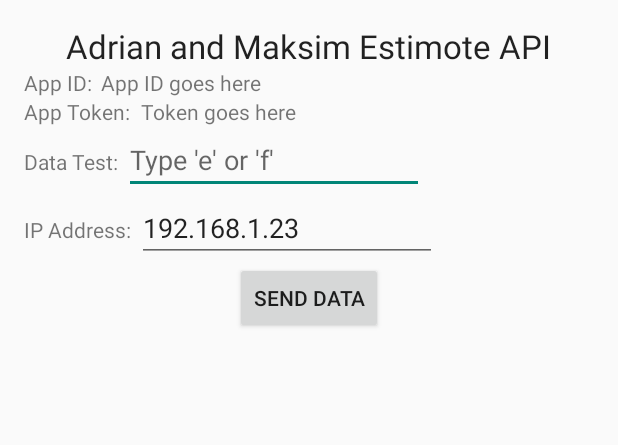
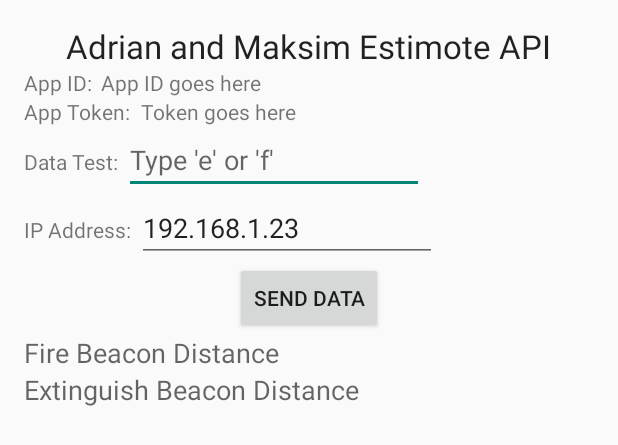
Before and after one commit to adriantodorov/EstimoteToUnityAPI, an Android app: the layout activity_main.xml on its own in the app's theme, with its tools: preview values and no code run, on a phone screen of 412 x 824 dp. Shown: the top 445 px of the screen. Run offline under Robolectric (Android 15) with nearby library versions, the phone set to English and light mode, and no system bars.

Commit message:
Added Beacon found logic.

```diff
--- a/app/src/main/res/layout/activity_main.xml
+++ b/app/src/main/res/layout/activity_main.xml
@@ -105,4 +105,18 @@
         android:id="@+id/sendDataButton"
         android:layout_gravity="center_horizontal" />
 
+    <TextView
+        android:layout_width="wrap_content"
+        android:layout_height="wrap_content"
+        android:textAppearance="?android:attr/textAppearanceMedium"
+        android:text="Fire Beacon Distance"
+        android:id="@+id/distanceFire" />
+
+    <TextView
+        android:layout_width="wrap_content"
+        android:layout_height="wrap_content"
+        android:textAppearance="?android:attr/textAppearanceMedium"
+        android:text="Extinguish Beacon Distance"
+        android:id="@+id/distanceExtinguish" />
+
 </LinearLayout>
```
Also changed, not shown: app/src/main/java/adriantodorov/estimotetounityapi/MainActivity.java (+131 -16 lines), app/src/main/java/adriantodorov/estimotetounityapi/MyApplication.java (+6 -2 lines).
